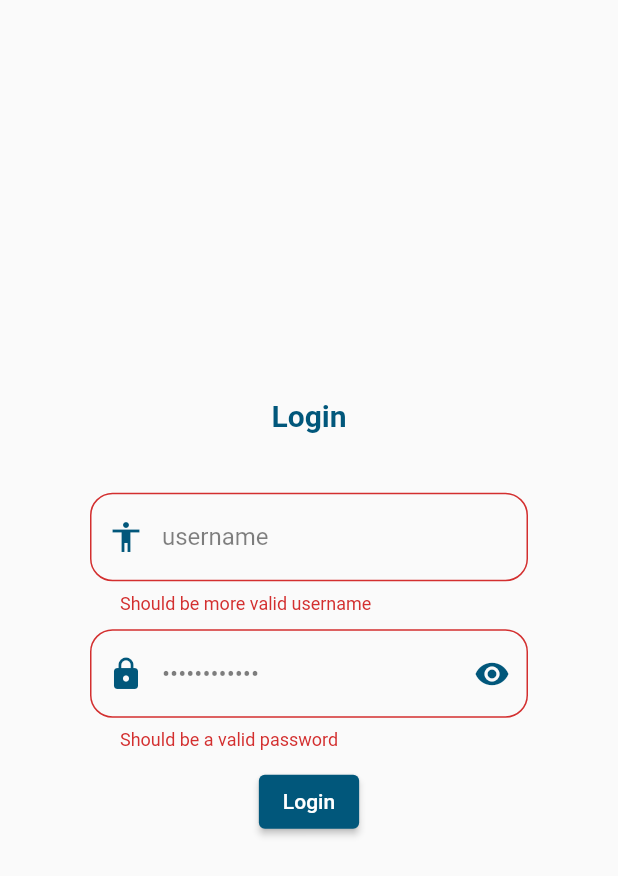
After one commit to vishnuunleashed/project_for_bayasys, a Flutter app: the LoginScreen screen opened directly, after a tap on "Login", on a phone screen of 412 x 824 dp. The commit adds this screen. Shown: the top 876 px of the screen. Run offline on Flutter 3.47's test engine with Material 2 defaults, Android fonts, the phone set to English and light mode, and no system bars; our stand-ins replace font_awesome_flutter, top_snackbar_flutter; missing offline and left inert: fluid_dialog.

Commit message:
second commit

```diff
--- /dev/null
+++ b/lib/dialog/showSnackBar.dart
@@ -0,0 +1,26 @@
+
+import 'package:flutter/material.dart';
+
+
+
+import 'package:top_snackbar_flutter/custom_snack_bar.dart';
+import 'package:top_snackbar_flutter/top_snack_bar.dart';
+
+
+
+
+void showSuccess(BuildContext context, String message) {
+
+  showTopSnackBar(context, CustomSnackBar.success(message: message),displayDuration: Duration(seconds: 1),curve: Curves.bounceInOut);
+}
+
+void showError(BuildContext context, String message) {
+
+
+  showTopSnackBar(context, CustomSnackBar.error(message: message,textStyle: TextStyle(fontSize: 13,color: Colors.white,fontWeight: FontWeight.bold),),displayDuration: Duration(seconds: 1),curve: Curves.bounceInOut);
+}
+
+void showInfo(BuildContext context, String message) {
+  showTopSnackBar(context, CustomSnackBar.info(message: message),
+      displayDuration: Duration(seconds: 1));
+}
--- /dev/null
+++ b/lib/dialog/test_dialog.dart
@@ -0,0 +1,28 @@
+
+import 'package:flutter/material.dart';
+
+class TestDialog extends StatelessWidget {
+  const TestDialog({Key? key}) : super(key: key);
+
+  @override
+  Widget build(BuildContext context) {
+    return Padding(
+      padding: const EdgeInsets.all(16.0),
+      child: Column(
+        mainAxisSize: MainAxisSize.min,
+        children: [
+          Text(
+            'Hello there',
+            style: Theme.of(context).textTheme.headlineMedium,
+          ),
+          const Text(
+              'This is a dialog. It can transition in from the top, bottom, left, or right. The size is also animated.'),
+          TextButton(
+            onPressed: (){},
+            child: const Text('Go to next page'),
+          ),
+        ],
+      ),
+    );
+  }
+}
--- a/lib/pages/landing_screen.dart
+++ b/lib/pages/landing_screen.dart
@@ -1,6 +1,8 @@
 import 'package:flutter/material.dart';
 import 'package:font_awesome_flutter/font_awesome_flutter.dart';
+import 'package:fluid_dialog/fluid_dialog.dart';
 
+import '../dialog/test_dialog.dart';
 class LandingScreen extends StatefulWidget {
   const LandingScreen({Key? key}) : super(key: key);
 
@@ -9,6 +11,19 @@ class LandingScreen extends StatefulWidget {
 }
 
 class _LandingScreenState extends State<LandingScreen> {
+  emailDialog(BuildContext context){
+    showDialog(
+      context: context,
+      builder: (context) => FluidDialog(
+
+        // Set the first page of the dialog.
+        rootPage: FluidDialogPage(
+          alignment: Alignment.center, //Aligns the dialog to the bottom left.
+          builder: (context) => const TestDialog(), // This can be any widget.
+        ),
+      ),
+    );
+  }
   @override
   Widget build(BuildContext context) {
     return Scaffold(
@@ -144,7 +159,9 @@ class _LandingScreenState extends State<LandingScreen> {
                       fontWeight: FontWeight.bold),
                 ),
                 trailing: IconButton(
-                    onPressed: () {},
+                    onPressed: () {
+                      emailDialog(context);
+                    },
                     icon: FaIcon(
                       FontAwesomeIcons.edit,
                       color: Colors.black,
--- /dev/null
+++ b/lib/pages/login.dart
@@ -0,0 +1,152 @@
+import 'package:bayasys/pages/landing_screen.dart';
+import 'package:flutter/material.dart';
+
+import '../dialog/showSnackBar.dart';
+
+class LoginScreen extends StatefulWidget {
+  const LoginScreen({Key? key}) : super(key: key);
+
+  @override
+  State<LoginScreen> createState() => _LoginScreenState();
+}
+
+class _LoginScreenState extends State<LoginScreen> {
+  final formKey = GlobalKey<FormState>();
+  bool hide = true;
+  var username;
+  var password;
+
+  login(BuildContext context) async {
+    final _form = formKey.currentState;
+
+    if (_form!.validate()) {
+      _form.save();
+      if(username == "admin" && password == "admin"){
+        showSuccess(context,"Login Success");
+        Navigator.of(context).pushReplacement(MaterialPageRoute(builder: (context)=>LandingScreen()));
+      }else{
+        showError(context,"Wrong Credentials");
+      }
+
+    }
+  }
+  @override
+  Widget build(BuildContext context) {
+    return Scaffold(
+      body: Container(
+        height: MediaQuery.of(context).size.height,
+        width: MediaQuery.of(context).size.width,
+        child: Form(
+          key: formKey,
+          child: Column(
+            mainAxisAlignment: MainAxisAlignment.center,
+            crossAxisAlignment: CrossAxisAlignment.center,
+            children: [
+              Text("Login",style: TextStyle(fontWeight: FontWeight.bold,fontSize: 20,color: Theme.of(context).primaryColor)),
+              Padding(
+                padding: EdgeInsets.only(left: 40, right: 40, top: 40),
+                child: Container(
+                  padding: EdgeInsets.symmetric(horizontal: 20),
+
+                  color: Theme.of(context).scaffoldBackgroundColor,
+                  child: TextFormField(
+                    textAlign: TextAlign.start,
+                    keyboardType: TextInputType.emailAddress,
+                    onSaved: (val) {
+                      username = val;
+                    },
+                    validator: (input) => input!.length < 3
+                        ? "Should be more valid username"
+                        : null,
+                    decoration: InputDecoration(
+                      contentPadding: EdgeInsets.all(20),
+                      hintText: 'username',
+                      hintStyle:
+                      TextStyle(color: Colors.black.withOpacity(0.5)),
+                      prefixIcon: Icon(Icons.accessibility,
+                          color: Theme.of(context).primaryColor),
+                      border: OutlineInputBorder(
+                          borderRadius: BorderRadius.circular(15),
+                          borderSide: BorderSide(
+                              color: Theme.of(context).primaryColor)),
+                      focusedBorder: OutlineInputBorder(
+                          borderRadius: BorderRadius.circular(15),
+                          borderSide: BorderSide(
+                              color: Theme.of(context).primaryColor)),
+                      enabledBorder: OutlineInputBorder(
+                          borderRadius: BorderRadius.circular(15),
+                          borderSide: BorderSide(
+                              color: Theme.of(context).primaryColor)),
+                    ),
+                  ),
+                ),
+              ),
+              Padding(
+                padding:
+                EdgeInsets.only(left: 40, right: 40, top: 10, bottom: 10),
+                child: Container(
+                  padding: EdgeInsets.symmetric(horizontal: 20),
+                  color: Theme.of(context).scaffoldBackgroundColor,
+                  child: TextFormField(
+                    obscureText: hide,
+                    textAlign: TextAlign.start,
+                    keyboardType: TextInputType.text,
+                    onSaved: (val) {
+                      password = val;
+                    },
+                    validator: (input) => input!.length == 0
+                        ? "Should be a valid password"
+                        : null,
+                    decoration: InputDecoration(
+                      suffixIcon: IconButton(
+                        onPressed: () {
+                          setState(() {
+                            hide =
+                            !hide; // _con!.hidePassword = !_con.hidePassword;
+                          });
+                        },
+                        color: Theme.of(context).primaryColor,
+                        icon: Icon(hide == true
+                            ? Icons.visibility
+                            : Icons.visibility_off),
+                      ),
+                      contentPadding: EdgeInsets.all(20),
+                      hintText: '••••••••••••',
+                      hintStyle:
+                      TextStyle(color: Colors.black.withOpacity(0.5)),
+                      prefixIcon: Icon(Icons.lock,
+                          color: Theme.of(context).primaryColor),
+                      border: OutlineInputBorder(
+                          borderRadius: BorderRadius.circular(15),
+                          borderSide: BorderSide(
+                              color: Theme.of(context).primaryColor)),
+                      focusedBorder: OutlineInputBorder(
+                          borderRadius: BorderRadius.circular(15),
+                          borderSide: BorderSide(
+                              color: Theme.of(context).primaryColor)),
+                      enabledBorder: OutlineInputBorder(
+                          borderRadius: BorderRadius.circular(15),
+                          borderSide: BorderSide(
+                              color: Theme.of(context).primaryColor)),
+                    ),
+                  ),
+                ),
+              ),
+
+              ElevatedButton(
+                  style: ElevatedButton.styleFrom(
+                    backgroundColor: Theme.of(context).primaryColor
+                  ),
+                  onPressed: (){
+                    login(context);
+                  }, child: Text("Login"))
+
+
+            ],
+
+          ),
+        ),
+      ),
+    );
+  }
+}
--- /dev/null
+++ b/lib/provider/main_data_class.dart
@@ -0,0 +1,5 @@
+import 'package:flutter/cupertino.dart';
+
+class MainData extends ChangeNotifier{
+
+}
--- a/pubspec.yaml
+++ b/pubspec.yaml
@@ -37,6 +37,10 @@ dependencies:
   # Use with the CupertinoIcons class for iOS style icons.
   cupertino_icons: ^1.0.2
   font_awesome_flutter: ^10.4.0
+  top_snackbar_flutter: ^2.1.1
+  fluid_dialog: ^1.1.0
+  provider: ^6.0.5
+
 
 dev_dependencies:
   flutter_test:
```
Also changed, not shown: pubspec.lock.
